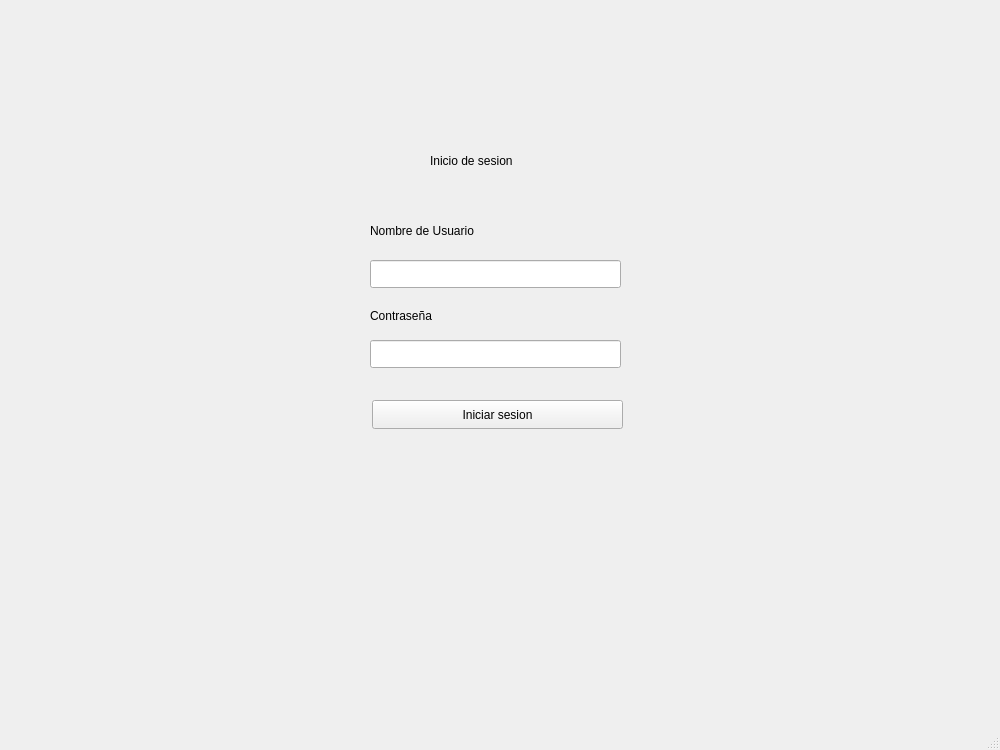
Old version of the form Cliente/mainwindow.ui in the repository ikeiba/Proyecto-program-IV.
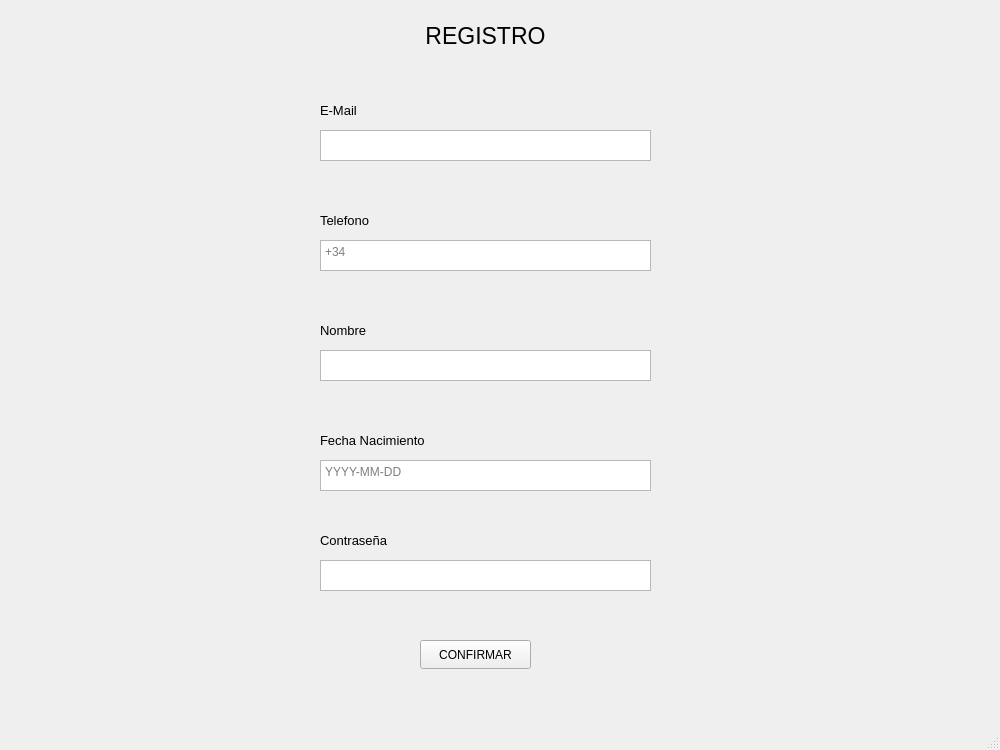
New version of the form. The open tabs and pages were chosen to show the change.

Commit message: Pestana Registro

The edit to the form file:
```diff
--- a/Cliente/mainwindow.ui
+++ b/Cliente/mainwindow.ui
@@ -73,19 +73,6 @@
        </rect>
       </property>
      </widget>
-     <widget class="QLabel" name="labelInicioSesion">
-      <property name="geometry">
-       <rect>
-        <x>430</x>
-        <y>140</y>
-        <width>141</width>
-        <height>41</height>
-       </rect>
-      </property>
-      <property name="text">
-       <string>Inicio de sesion</string>
-      </property>
-     </widget>
      <widget class="QPushButton" name="iniciarSesionBtn">
       <property name="geometry">
        <rect>
@@ -96,7 +83,48 @@
        </rect>
       </property>
       <property name="text">
-       <string>Iniciar sesion</string>
+       <string>INICIAR SESION</string>
+      </property>
+     </widget>
+     <widget class="QPushButton" name="registrarNuevoUsuarioBtn">
+      <property name="geometry">
+       <rect>
+        <x>370</x>
+        <y>450</y>
+        <width>251</width>
+        <height>29</height>
+       </rect>
+      </property>
+      <property name="text">
+       <string>REGISTRAR NUEVO USUARIO</string>
+      </property>
+     </widget>
+     <widget class="QLabel" name="label_TituloRegistro_2">
+      <property name="geometry">
+       <rect>
+        <x>380</x>
+        <y>130</y>
+        <width>241</width>
+        <height>51</height>
+       </rect>
+      </property>
+      <property name="font">
+       <font>
+        <pointsize>17</pointsize>
+        <italic>false</italic>
+        <bold>false</bold>
+        <strikeout>false</strikeout>
+        <kerning>true</kerning>
+       </font>
+      </property>
+      <property name="text">
+       <string>INICIO SESION</string>
+      </property>
+      <property name="alignment">
+       <set>Qt::AlignmentFlag::AlignCenter</set>
+      </property>
+      <property name="wordWrap">
+       <bool>false</bool>
       </property>
      </widget>
     </widget>
@@ -340,6 +368,213 @@
       </property>
      </widget>
     </widget>
+    <widget class="QWidget" name="registro">
+     <widget class="QTextEdit" name="textEdit_EmailRegistro">
+      <property name="geometry">
+       <rect>
+        <x>320</x>
+        <y>130</y>
+        <width>331</width>
+        <height>31</height>
+       </rect>
+      </property>
+      <property name="inputMethodHints">
+       <set>Qt::InputMethodHint::ImhEmailCharactersOnly</set>
+      </property>
+     </widget>
+     <widget class="QLabel" name="label_TituloRegistro">
+      <property name="geometry">
+       <rect>
+        <x>420</x>
+        <y>10</y>
+        <width>131</width>
+        <height>51</height>
+       </rect>
+      </property>
+      <property name="font">
+       <font>
+        <pointsize>17</pointsize>
+        <italic>false</italic>
+        <bold>false</bold>
+        <strikeout>false</strikeout>
+        <kerning>true</kerning>
+       </font>
+      </property>
+      <property name="text">
+       <string>REGISTRO</string>
+      </property>
+      <property name="alignment">
+       <set>Qt::AlignmentFlag::AlignCenter</set>
+      </property>
+      <property name="wordWrap">
+       <bool>false</bool>
+      </property>
+     </widget>
+     <widget class="QLabel" name="label_EmailRegistro">
+      <property name="geometry">
+       <rect>
+        <x>320</x>
+        <y>100</y>
+        <width>63</width>
+        <height>20</height>
+       </rect>
+      </property>
+      <property name="font">
+       <font>
+        <pointsize>10</pointsize>
+       </font>
+      </property>
+      <property name="text">
+       <string>E-Mail</string>
+      </property>
+     </widget>
+     <widget class="QLabel" name="label_TlfRegistro">
+      <property name="geometry">
+       <rect>
+        <x>320</x>
+        <y>210</y>
+        <width>71</width>
+        <height>20</height>
+       </rect>
+      </property>
+      <property name="font">
+       <font>
+        <pointsize>10</pointsize>
+       </font>
+      </property>
+      <property name="text">
+       <string>Telefono</string>
+      </property>
+     </widget>
+     <widget class="QTextEdit" name="textEdit_TlfRegistro">
+      <property name="geometry">
+       <rect>
+        <x>320</x>
+        <y>240</y>
+        <width>331</width>
+        <height>31</height>
+       </rect>
+      </property>
+      <property name="inputMethodHints">
+       <set>Qt::InputMethodHint::ImhDialableCharactersOnly</set>
+      </property>
+      <property name="placeholderText">
+       <string>+34</string>
+      </property>
+     </widget>
+     <widget class="QLabel" name="label_NombreRegistro">
+      <property name="geometry">
+       <rect>
+        <x>320</x>
+        <y>320</y>
+        <width>63</width>
+        <height>20</height>
+       </rect>
+      </property>
+      <property name="font">
+       <font>
+        <pointsize>10</pointsize>
+       </font>
+      </property>
+      <property name="text">
+       <string>Nombre</string>
+      </property>
+     </widget>
+     <widget class="QLabel" name="label_FechaRegistro">
+      <property name="geometry">
+       <rect>
+        <x>320</x>
+        <y>430</y>
+        <width>141</width>
+        <height>20</height>
+       </rect>
+      </property>
+      <property name="font">
+       <font>
+        <pointsize>10</pointsize>
+       </font>
+      </property>
+      <property name="text">
+       <string>Fecha Nacimiento</string>
+      </property>
+     </widget>
+     <widget class="QLabel" name="label_ContraRegistro">
+      <property name="geometry">
+       <rect>
+        <x>320</x>
+        <y>530</y>
+        <width>91</width>
+        <height>20</height>
+       </rect>
+      </property>
+      <property name="font">
+       <font>
+        <pointsize>10</pointsize>
+       </font>
+      </property>
+      <property name="text">
+       <string>Contraseña</string>
+      </property>
+     </widget>
+     <widget class="QTextEdit" name="textEdit_NombreRegistro">
+      <property name="geometry">
+       <rect>
+        <x>320</x>
+        <y>350</y>
+        <width>331</width>
+        <height>31</height>
+       </rect>
+      </property>
+      <property name="inputMethodHints">
+       <set>Qt::InputMethodHint::ImhNone</set>
+      </property>
+     </widget>
+     <widget class="QTextEdit" name="textEdit_ContraRegistro">
+      <property name="geometry">
+       <rect>
+        <x>320</x>
+        <y>560</y>
+        <width>331</width>
+        <height>31</height>
+       </rect>
+      </property>
+      <property name="inputMethodHints">
+       <set>Qt::InputMethodHint::ImhHiddenText|Qt::InputMethodHint::ImhSensitiveData</set>
+      </property>
+      <property name="placeholderText">
+       <string/>
+      </property>
+     </widget>
+     <widget class="QTextEdit" name="textEdit_FechaRegistro">
+      <property name="geometry">
+       <rect>
+        <x>320</x>
+        <y>460</y>
+        <width>331</width>
+        <height>31</height>
+       </rect>
+      </property>
+      <property name="inputMethodHints">
+       <set>Qt::InputMethodHint::ImhDate</set>
+      </property>
+      <property name="placeholderText">
+       <string>YYYY-MM-DD</string>
+      </property>
+     </widget>
+     <widget class="QPushButton" name="pushButton_ConfirmarRegistro">
+      <property name="geometry">
+       <rect>
+        <x>420</x>
+        <y>640</y>
+        <width>111</width>
+        <height>29</height>
+       </rect>
+      </property>
+      <property name="text">
+       <string>CONFIRMAR</string>
+      </property>
+     </widget>
+    </widget>
    </widget>
   </widget>
   <widget class="QMenuBar" name="menubar">
```
Left out of the diff: 2 changed lines with no effect on the pictures. The commit also changes 9 other files.
